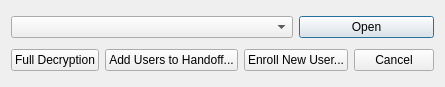
Above: src/ui/Decrypt.ui from david-fong/somedrive-thumbdrive before the change. Below: the same form after it.
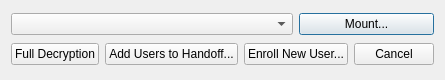
That is the form after the change.

```diff
--- a/src/ui/Decrypt.ui
+++ b/src/ui/Decrypt.ui
@@ -6,8 +6,8 @@
    <rect>
     <x>0</x>
     <y>0</y>
-    <width>441</width>
-    <height>87</height>
+    <width>439</width>
+    <height>80</height>
    </rect>
   </property>
   <property name="windowTitle">
@@ -20,7 +20,7 @@
    <item row="0" column="3" colspan="2">
     <widget class="QPushButton" name="openConfirm">
      <property name="text">
-      <string>Open</string>
+      <string>Mount...</string>
      </property>
     </widget>
    </item>
```
Left out of the diff: 2 changed lines with no effect on the pictures.
